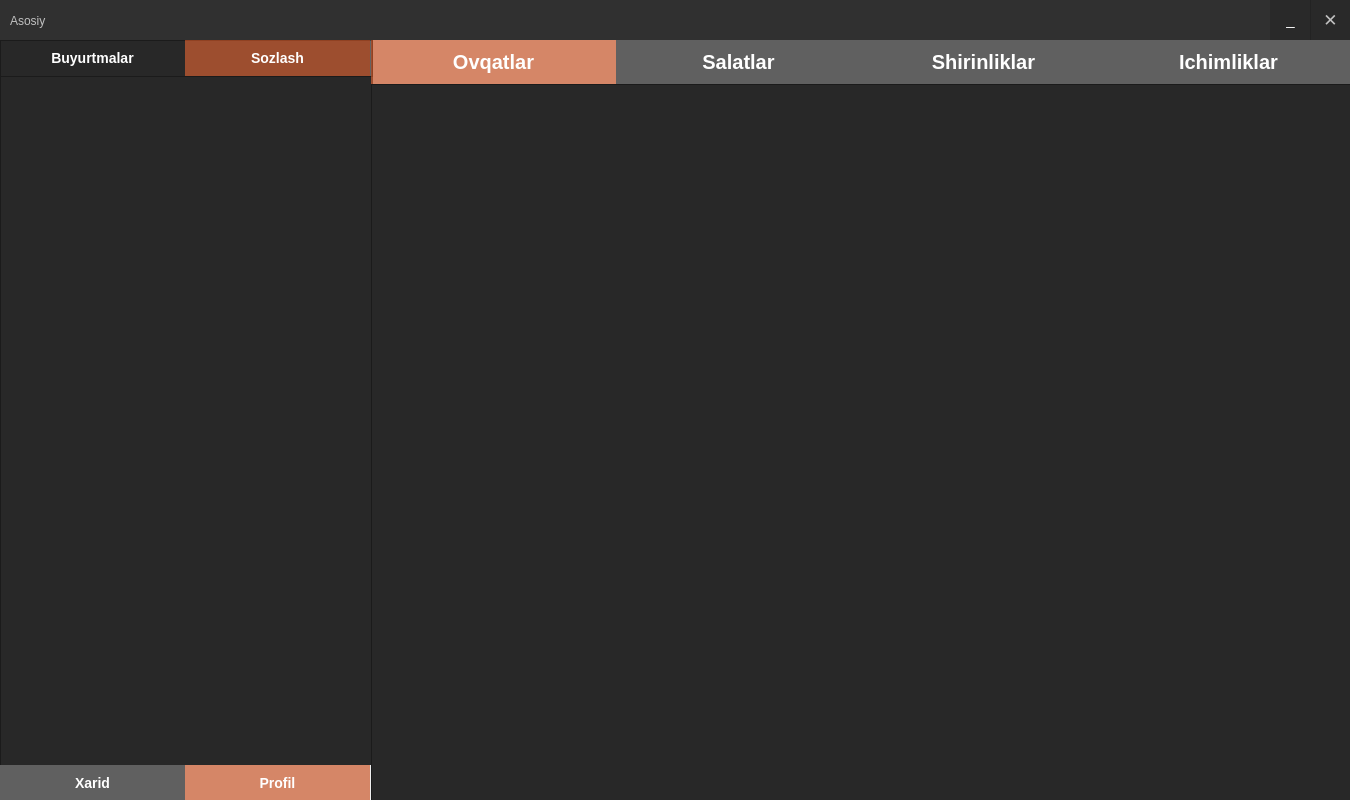
Above: design/main_user.ui from Ahmadjon-Ergashev/Restaurant before the change. Below: the same form after it.
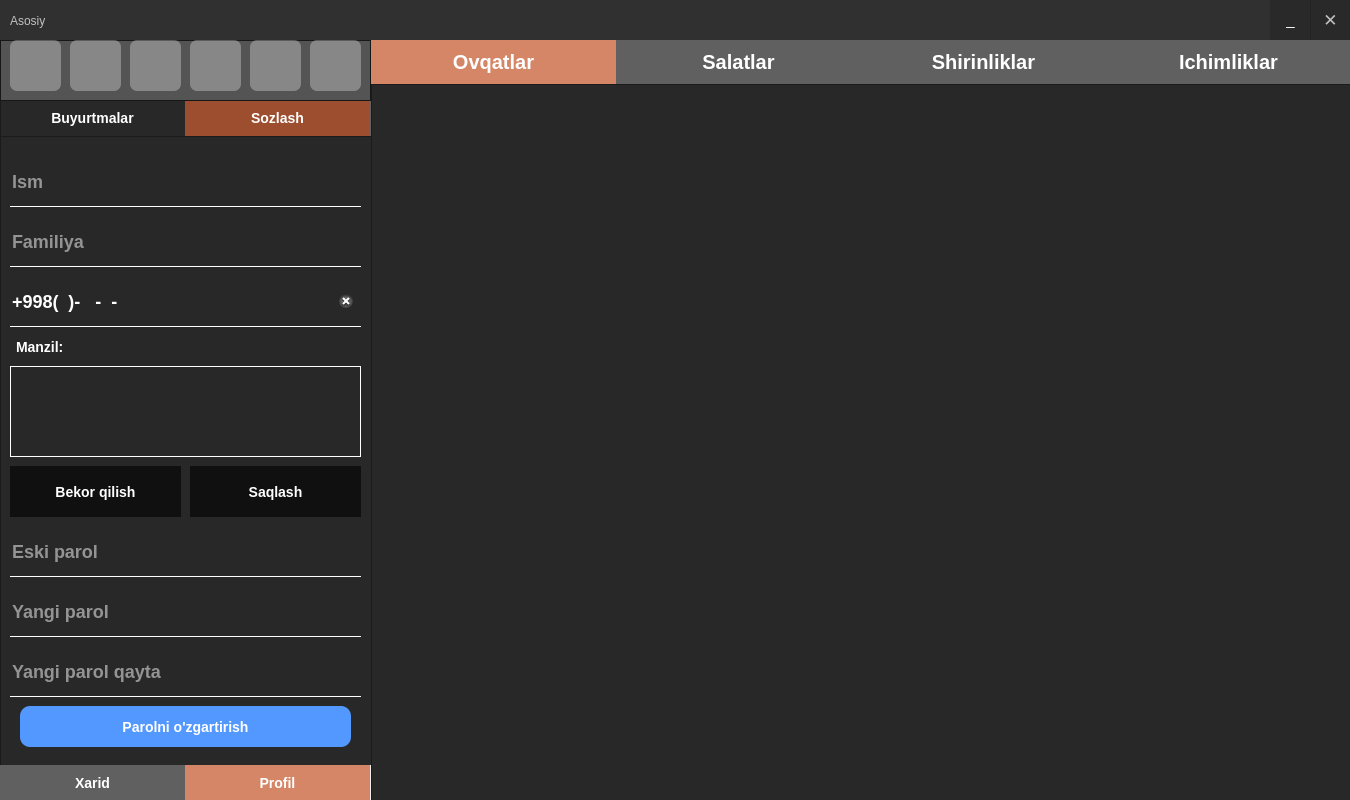
That is the form after the change. The open tabs and pages were chosen to show the change. Icons and pictures are not drawn.

Diff of the .ui file:
```diff
--- a/design/main_user.ui
+++ b/design/main_user.ui
@@ -1,7 +1,8 @@
 <?xml version="1.0" encoding="UTF-8"?>
 <ui version="4.0">
- <class>MainWindow</class>
- <widget class="QMainWindow" name="MainWindow">
+ <author>Ahmadjon Ergashev</author>
+ <class>Asosiy</class>
+ <widget class="QMainWindow" name="Asosiy">
   <property name="geometry">
    <rect>
     <x>0</x>
@@ -23,11 +24,21 @@
    </size>
   </property>
   <property name="windowTitle">
-   <string>MainWindow</string>
+   <string>Asosiy</string>
+  </property>
+  <property name="windowIcon">
+   <iconset resource="../images.qrc">
+    <normaloff>:/images/img/main.png</normaloff>:/images/img/main.png</iconset>
   </property>
   <property name="styleSheet">
    <string notr="true"/>
   </property>
+  <property name="iconSize">
+   <size>
+    <width>32</width>
+    <height>32</height>
+   </size>
+  </property>
   <widget class="QWidget" name="centralwidget">
    <property name="styleSheet">
     <string notr="true">QStatusBar{
@@ -71,7 +82,7 @@
       <rect>
        <x>10</x>
        <y>10</y>
-       <width>141</width>
+       <width>41</width>
        <height>21</height>
       </rect>
      </property>
@@ -158,6 +169,25 @@
       <string>_</string>
      </property>
     </widget>
+    <widget class="QLabel" name="label_user">
+     <property name="geometry">
+      <rect>
+       <x>60</x>
+       <y>10</y>
+       <width>881</width>
+       <height>21</height>
+      </rect>
+     </property>
+     <property name="styleSheet">
+      <string notr="true">
+color:silver;
+background:transparent;
+font-size: 14px;</string>
+     </property>
+     <property name="text">
+      <string/>
+     </property>
+    </widget>
    </widget>
    <widget class="QTabWidget" name="tabWidget">
     <property name="geometry">
@@ -219,7 +249,7 @@
      <enum>QTabWidget::Rounded</enum>
     </property>
     <property name="currentIndex">
-     <number>3</number>
+     <number>0</number>
     </property>
     <property name="elideMode">
      <enum>Qt::ElideMiddle</enum>
@@ -767,9 +797,9 @@
     <property name="geometry">
      <rect>
       <x>0</x>
-      <y>40</y>
+      <y>100</y>
       <width>373</width>
-      <height>761</height>
+      <height>701</height>
      </rect>
     </property>
     <property name="styleSheet">
@@ -837,9 +867,9 @@
       <property name="geometry">
        <rect>
         <x>0</x>
-        <y>600</y>
+        <y>530</y>
         <width>371</width>
-        <height>121</height>
+        <height>191</height>
        </rect>
       </property>
       <property name="styleSheet">
@@ -864,7 +894,7 @@
          <x>10</x>
          <y>80</y>
          <width>171</width>
-         <height>31</height>
+         <height>41</height>
         </rect>
        </property>
        <property name="styleSheet">
@@ -882,7 +912,7 @@
          <x>190</x>
          <y>80</y>
          <width>171</width>
-         <height>31</height>
+         <height>41</height>
         </rect>
        </property>
        <property name="styleSheet">
@@ -953,7 +983,7 @@
         <x>0</x>
         <y>0</y>
         <width>371</width>
-        <height>601</height>
+        <height>531</height>
        </rect>
       </property>
       <property name="styleSheet">
@@ -1042,7 +1072,7 @@
          <x>0</x>
          <y>0</y>
          <width>356</width>
-         <height>601</height>
+         <height>531</height>
         </rect>
        </property>
        <layout class="QVBoxLayout" name="verticalLayout_2">
@@ -1110,20 +1140,546 @@
           <height>691</height>
          </rect>
         </property>
+        <property name="styleSheet">
+         <string notr="true">QLineEdit{
+	font-size:18px;;
+	color:white;
+	border:none;
+	background:transparent;
+	border-bottom:1px solid white;
+}
+
+QLineEdit:hover, QTextEdit:hover{
+	background:rgba(0,0,0,0.04);
+}
+QTextEdit{
+	font-size:18px;;
+	color:white;
+	background:transparent;
+	border:1px solid white;
+}</string>
+        </property>
         <property name="frameShape">
          <enum>QFrame::StyledPanel</enum>
         </property>
         <property name="frameShadow">
          <enum>QFrame::Raised</enum>
         </property>
+        <widget class="QLineEdit" name="edit_phone">
+         <property name="geometry">
+          <rect>
+           <x>10</x>
+           <y>140</y>
+           <width>351</width>
+           <height>51</height>
+          </rect>
+         </property>
+         <property name="inputMask">
+          <string>+\9\9\8(99)-999-99-99</string>
+         </property>
+         <property name="text">
+          <string>+998()---</string>
+         </property>
+         <property name="maxLength">
+          <number>18</number>
+         </property>
+         <property name="echoMode">
+          <enum>QLineEdit::Normal</enum>
+         </property>
+         <property name="cursorPosition">
+          <number>18</number>
+         </property>
+         <property name="placeholderText">
+          <string>Telefon raqam</string>
+         </property>
+         <property name="clearButtonEnabled">
+          <bool>true</bool>
+         </property>
+        </widget>
+        <widget class="QLineEdit" name="old_password">
+         <property name="geometry">
+          <rect>
+           <x>10</x>
+           <y>390</y>
+           <width>351</width>
+           <height>51</height>
+          </rect>
+         </property>
+         <property name="text">
+          <string/>
+         </property>
+         <property name="echoMode">
+          <enum>QLineEdit::Password</enum>
+         </property>
+         <property name="placeholderText">
+          <string>Eski parol</string>
+         </property>
+         <property name="clearButtonEnabled">
+          <bool>true</bool>
+         </property>
+        </widget>
+        <widget class="QLineEdit" name="edit_name">
+         <property name="geometry">
+          <rect>
+           <x>10</x>
+           <y>20</y>
+           <width>351</width>
+           <height>51</height>
+          </rect>
+         </property>
+         <property name="text">
+          <string/>
+         </property>
+         <property name="maxLength">
+          <number>24</number>
+         </property>
+         <property name="placeholderText">
+          <string>Ism</string>
+         </property>
+         <property name="clearButtonEnabled">
+          <bool>true</bool>
+         </property>
+        </widget>
+        <widget class="QLineEdit" name="edit_surname">
+         <property name="geometry">
+          <rect>
+           <x>10</x>
+           <y>80</y>
+           <width>351</width>
+           <height>51</height>
+          </rect>
+         </property>
+         <property name="text">
+          <string/>
+         </property>
+         <property name="maxLength">
+          <number>24</number>
+         </property>
+         <property name="frame">
+          <bool>true</bool>
+         </property>
+         <property name="placeholderText">
+          <string>Familiya</string>
+         </property>
+         <property name="clearButtonEnabled">
+          <bool>true</bool>
+         </property>
+        </widget>
+        <widget class="QPushButton" name="btn_updatepassword">
+         <property name="geometry">
+          <rect>
+           <x>20</x>
+           <y>570</y>
+           <width>331</width>
+           <height>41</height>
+          </rect>
+         </property>
+         <property name="font">
+          <font>
+           <pointsize>-1</pointsize>
+           <weight>62</weight>
+           <bold>true</bold>
+          </font>
+         </property>
+         <property name="cursor">
+          <cursorShape>PointingHandCursor</cursorShape>
+         </property>
+         <property name="styleSheet">
+          <string notr="true">QPushButton{
+	background:rgb(83, 152, 255);
+	border-radius:10px;
+	color:#fff;
+}
+
+QPushButton:hover{
+	border:none;
+	background:rgb(68, 117, 222)
+}
+</string>
+         </property>
+         <property name="text">
+          <string>Parolni o'zgartirish</string>
+         </property>
+         <property name="shortcut">
+          <string>Return</string>
+         </property>
+        </widget>
+        <widget class="QLineEdit" name="password_1">
+         <property name="geometry">
+          <rect>
+           <x>10</x>
+           <y>450</y>
+           <width>351</width>
+           <height>51</height>
+          </rect>
+         </property>
+         <property name="text">
+          <string/>
+         </property>
+         <property name="echoMode">
+          <enum>QLineEdit::Password</enum>
+         </property>
+         <property name="placeholderText">
+          <string>Yangi parol</string>
+         </property>
+         <property name="clearButtonEnabled">
+          <bool>true</bool>
+         </property>
+        </widget>
+        <widget class="QLineEdit" name="password_2">
+         <property name="geometry">
+          <rect>
+           <x>10</x>
+           <y>510</y>
+           <width>351</width>
+           <height>51</height>
+          </rect>
+         </property>
+         <property name="text">
+          <string/>
+         </property>
+         <property name="echoMode">
+          <enum>QLineEdit::Password</enum>
+         </property>
+         <property name="placeholderText">
+          <string>Yangi parol qayta</string>
+         </property>
+         <property name="clearButtonEnabled">
+          <bool>true</bool>
+         </property>
+        </widget>
+        <widget class="QPushButton" name="btnCancel_2">
+         <property name="geometry">
+          <rect>
+           <x>10</x>
+           <y>330</y>
+           <width>171</width>
+           <height>51</height>
+          </rect>
+         </property>
+         <property name="styleSheet">
+          <string notr="true">QPushButton:hover{
+background: rgba(231,30,21,0.6);
+}</string>
+         </property>
+         <property name="text">
+          <string>Bekor qilish</string>
+         </property>
+        </widget>
+        <widget class="QPushButton" name="btnOk_2">
+         <property name="geometry">
+          <rect>
+           <x>190</x>
+           <y>330</y>
+           <width>171</width>
+           <height>51</height>
+          </rect>
+         </property>
+         <property name="styleSheet">
+          <string notr="true">QPushButton:hover{
+background:rgb(68, 117, 222)
+}</string>
+         </property>
+         <property name="text">
+          <string>Saqlash</string>
+         </property>
+        </widget>
+        <widget class="QTextEdit" name="edit_address">
+         <property name="geometry">
+          <rect>
+           <x>10</x>
+           <y>230</y>
+           <width>351</width>
+           <height>91</height>
+          </rect>
+         </property>
+        </widget>
+        <widget class="QLabel" name="label_3">
+         <property name="geometry">
+          <rect>
+           <x>10</x>
+           <y>200</y>
+           <width>91</width>
+           <height>21</height>
+          </rect>
+         </property>
+         <property name="styleSheet">
+          <string notr="true">background: transparent;</string>
+         </property>
+         <property name="text">
+          <string>Manzil:</string>
+         </property>
+        </widget>
        </widget>
       </widget>
      </widget>
     </widget>
    </widget>
+   <widget class="QFrame" name="frame">
+    <property name="geometry">
+     <rect>
+      <x>0</x>
+      <y>40</y>
+      <width>371</width>
+      <height>61</height>
+     </rect>
+    </property>
+    <property name="styleSheet">
+     <string notr="true">QWidget{
+background-image: url(:/images/img/list_back.jpg);
+}</string>
+    </property>
+    <property name="frameShape">
+     <enum>QFrame::StyledPanel</enum>
+    </property>
+    <property name="frameShadow">
+     <enum>QFrame::Raised</enum>
+    </property>
+    <widget class="QFrame" name="frame_3">
+     <property name="geometry">
+      <rect>
+       <x>0</x>
+       <y>0</y>
+       <width>371</width>
+       <height>61</height>
+      </rect>
+     </property>
+     <property name="styleSheet">
+      <string notr="true">QFrame{
+	background: rgba(0,0,0,0.65);
+  filter: blur(8px);
+  -webkit-filter: blur(8px);
+}
+QFrame:hover{
+	background: rgba(0,0,0,0.75);
+}
+QPushButton{
+background: rgba(255,255,255,0.3);
+border-radius: 7px;
+}
+QPushButton:hover{
+background: rgba(255,255,255,0.5);
+}</string>
+     </property>
+     <property name="frameShape">
+      <enum>QFrame::StyledPanel</enum>
+     </property>
+     <property name="frameShadow">
+      <enum>QFrame::Raised</enum>
+     </property>
+     <widget class="QPushButton" name="btnOpen">
+      <property name="geometry">
+       <rect>
+        <x>10</x>
+        <y>0</y>
+        <width>51</width>
+        <height>51</height>
+       </rect>
+      </property>
+      <property name="toolTip">
+       <string>Shablon yuklash</string>
+      </property>
+      <property name="toolTipDuration">
+       <number>0</number>
+      </property>
+      <property name="statusTip">
+       <string/>
+      </property>
+      <property name="whatsThis">
+       <string/>
+      </property>
+      <property name="accessibleDescription">
+       <string/>
+      </property>
+      <property name="styleSheet">
+       <string notr="true"/>
+      </property>
+      <property name="text">
+       <string/>
+      </property>
+      <property name="icon">
+       <iconset resource="../images.qrc">
+        <normaloff>:/images/img/open.png</normaloff>:/images/img/open.png</iconset>
+      </property>
+      <property name="iconSize">
+       <size>
+        <width>48</width>
+        <height>48</height>
+       </size>
+      </property>
+      <property name="checkable">
+       <bool>false</bool>
+      </property>
+      <property name="checked">
+       <bool>false</bool>
+      </property>
+     </widget>
+     <widget class="QPushButton" name="btnSave_5">
+      <property name="geometry">
+       <rect>
+        <x>310</x>
+        <y>0</y>
+        <width>51</width>
+        <height>51</height>
+       </rect>
+      </property>
+      <property name="toolTip">
+       <string>Bildirishnomalar</string>
+      </property>
+      <property name="toolTipDuration">
+       <number>0</number>
+      </property>
+      <property name="styleSheet">
+       <string notr="true"/>
+      </property>
+      <property name="text">
+       <string/>
+      </property>
+      <property name="icon">
+       <iconset resource="../images.qrc">
+        <normaloff>:/images/img/notification.png</normaloff>:/images/img/notification.png</iconset>
+      </property>
+      <property name="iconSize">
+       <size>
+        <width>48</width>
+        <height>48</height>
+       </size>
+      </property>
+     </widget>
+     <widget class="QPushButton" name="btnSave_2">
+      <property name="geometry">
+       <rect>
+        <x>130</x>
+        <y>0</y>
+        <width>51</width>
+        <height>51</height>
+       </rect>
+      </property>
+      <property name="toolTip">
+       <string>Sevimlilar</string>
+      </property>
+      <property name="toolTipDuration">
+       <number>0</number>
+      </property>
+      <property name="styleSheet">
+       <string notr="true"/>
+      </property>
+      <property name="text">
+       <string/>
+      </property>
+      <property name="icon">
+       <iconset resource="../images.qrc">
+        <normaloff>:/images/img/favorite.png</normaloff>:/images/img/favorite.png</iconset>
+      </property>
+      <property name="iconSize">
+       <size>
+        <width>48</width>
+        <height>48</height>
+       </size>
+      </property>
+     </widget>
+     <widget class="QPushButton" name="btnSave">
+      <property name="geometry">
+       <rect>
+        <x>70</x>
+        <y>0</y>
+        <width>51</width>
+        <height>51</height>
+       </rect>
+      </property>
+      <property name="toolTip">
+       <string>Shablon saqlash</string>
+      </property>
+      <property name="toolTipDuration">
+       <number>0</number>
+      </property>
+      <property name="styleSheet">
+       <string notr="true"/>
+      </property>
+      <property name="text">
+       <string/>
+      </property>
+      <property name="icon">
+       <iconset resource="../images.qrc">
+        <normaloff>:/images/img/save.png</normaloff>:/images/img/save.png</iconset>
+      </property>
+      <property name="iconSize">
+       <size>
+        <width>48</width>
+        <height>48</height>
+       </size>
+      </property>
+     </widget>
+     <widget class="QPushButton" name="btnSave_4">
+      <property name="geometry">
+       <rect>
+        <x>250</x>
+        <y>0</y>
+        <width>51</width>
+        <height>51</height>
+       </rect>
+      </property>
+      <property name="toolTip">
+       <string>Shablonlar</string>
+      </property>
+      <property name="toolTipDuration">
+       <number>0</number>
+      </property>
+      <property name="styleSheet">
+       <string notr="true"/>
+      </property>
+      <property name="text">
+       <string/>
+      </property>
+      <property name="icon">
+       <iconset resource="../images.qrc">
+        <normaloff>:/images/img/list.png</normaloff>:/images/img/list.png</iconset>
+      </property>
+      <property name="iconSize">
+       <size>
+        <width>48</width>
+        <height>48</height>
+       </size>
+      </property>
+     </widget>
+     <widget class="QPushButton" name="btnSave_3">
+      <property name="geometry">
+       <rect>
+        <x>190</x>
+        <y>0</y>
+        <width>51</width>
+        <height>51</height>
+       </rect>
+      </property>
+      <property name="toolTip">
+       <string>Qora ro'yxat</string>
+      </property>
+      <property name="toolTipDuration">
+       <number>0</number>
+      </property>
+      <property name="styleSheet">
+       <string notr="true"/>
+      </property>
+      <property name="text">
+       <string/>
+      </property>
+      <property name="icon">
+       <iconset resource="../images.qrc">
+        <normaloff>:/images/img/grid.png</normaloff>:/images/img/grid.png</iconset>
+      </property>
+      <property name="iconSize">
+       <size>
+        <width>48</width>
+        <height>48</height>
+       </size>
+      </property>
+     </widget>
+    </widget>
+   </widget>
    <zorder>tabWidget_2</zorder>
    <zorder>frame_2</zorder>
    <zorder>tabWidget</zorder>
+   <zorder>frame</zorder>
   </widget>
  </widget>
  <resources>
```
Left out of the diff: 23 changed lines with no effect on the pictures.
